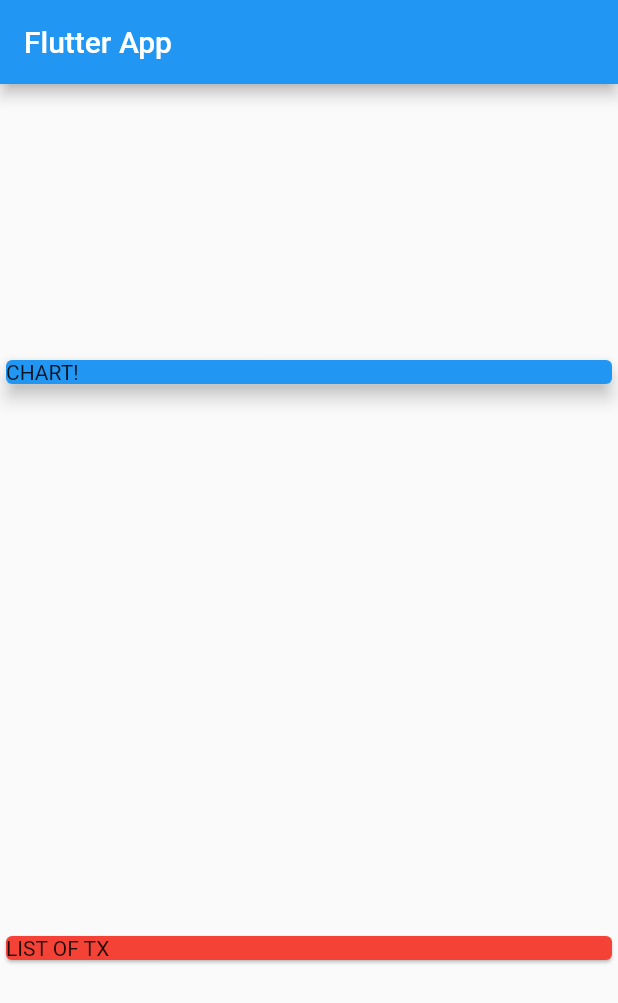
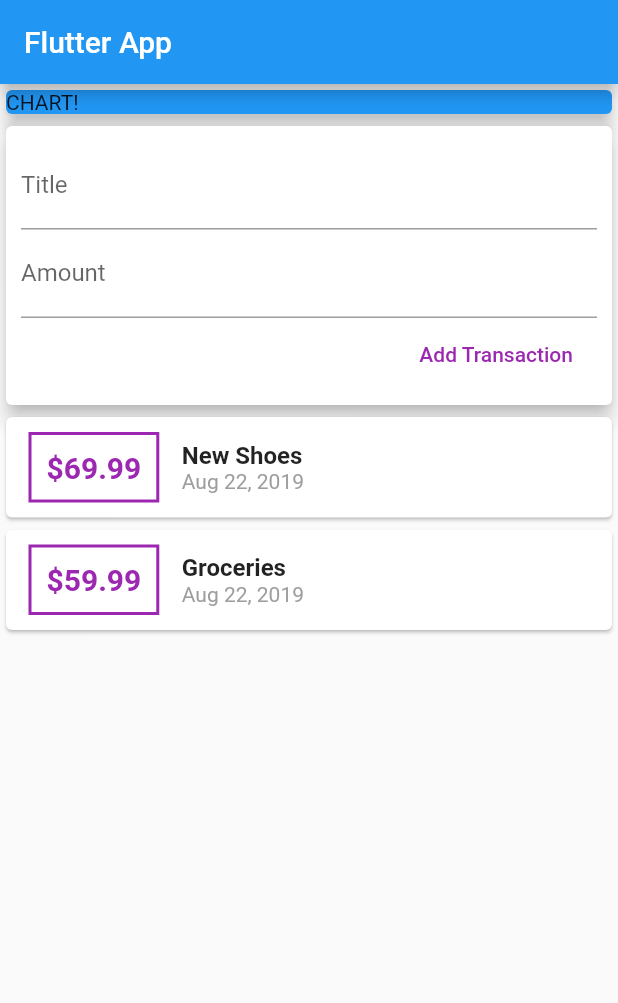
Before and after one commit to agrconsulting/flutter-expense-tracker, a Flutter app: the screen it shows after launch, on a phone screen of 412 x 824 dp. Shown: the top 1003 px of the screen. Run offline on Flutter 3.47's test engine with Material 2 defaults, Android fonts, the phone set to English and light mode, and no system bars.

Commit message:
code update

```diff
--- a/lib/main.dart
+++ b/lib/main.dart
@@ -1,4 +1,5 @@
 import 'package:flutter/material.dart';
+import 'package:intl/intl.dart';
 
 import './transaction.dart';
 
@@ -30,6 +31,11 @@ class MyHomePage extends StatelessWidget {
     ),
   ];
 
+  // String titleInput;
+  // String amountInput;
+  final titleController = TextEditingController();
+  final amountController = TextEditingController();
+
   @override
   Widget build(BuildContext context) {
     return Scaffold(
@@ -37,7 +43,7 @@ class MyHomePage extends StatelessWidget {
         title: Text('Flutter App'),
       ),
       body: Column(
-        mainAxisAlignment: MainAxisAlignment.spaceAround,
+        // mainAxisAlignment: MainAxisAlignment.start,
         crossAxisAlignment: CrossAxisAlignment.stretch,
         children: <Widget>[
           Container(
@@ -49,8 +55,83 @@ class MyHomePage extends StatelessWidget {
             ),
           ),
           Card(
-            color: Colors.red,
-            child: Text('LIST OF TX'),
+            elevation: 5,
+            child: Container(
+              padding: EdgeInsets.all(10),
+              child: Column(
+                crossAxisAlignment: CrossAxisAlignment.end,
+                children: <Widget>[
+                  TextField(
+                    decoration: InputDecoration(labelText: 'Title'),
+                    controller: titleController,
+                    //onChanged: (val) {
+                    //  titleInput = val;
+                    // },
+                  ),
+                  TextField(
+                    decoration: InputDecoration(labelText: 'Amount'),
+                    controller: amountController,
+                    // onChanged: (val) => amountInput = val,
+                  ),
+                  FlatButton(
+                    child: Text('Add Transaction'),
+                    textColor: Colors.purple,
+                    onPressed: () {
+                      print(titleController.text);
+                    },
+                  ),
+                ],
+              ),
+            ),
+          ),
+          Column(
+            children: transactions.map((tx) {
+              return Card(
+                child: Row(
+                  children: <Widget>[
+                    Container(
+                      margin: EdgeInsets.symmetric(
+                        vertical: 10,
+                        horizontal: 15,
+                      ),
+                      decoration: BoxDecoration(
+                        border: Border.all(
+                          color: Colors.purple,
+                          width: 2,
+                        ),
+                      ),
+                      padding: EdgeInsets.all(10),
+                      child: Text(
+                        '\$${tx.amount}',
+                        style: TextStyle(
+                          fontWeight: FontWeight.bold,
+                          fontSize: 20,
+                          color: Colors.purple,
+                        ),
+                      ),
+                    ),
+                    Column(
+                      crossAxisAlignment: CrossAxisAlignment.start,
+                      children: <Widget>[
+                        Text(
+                          tx.title,
+                          style: TextStyle(
+                            fontSize: 16,
+                            fontWeight: FontWeight.bold,
+                          ),
+                        ),
+                        Text(
+                          DateFormat.yMMMd().format(tx.date),
+                          style: TextStyle(
+                            color: Colors.grey,
+                          ),
+                        ),
+                      ],
+                    ),
+                  ],
+                ),
+              );
+            }).toList(),
           ),
         ],
       ),
--- a/pubspec.yaml
+++ b/pubspec.yaml
@@ -19,6 +19,7 @@ environment:
 dependencies:
   flutter:
     sdk: flutter
+  intl: ^0.15.8
 
   # The following adds the Cupertino Icons font to your application.
   # Use with the CupertinoIcons class for iOS style icons.
```
Also changed, not shown: pubspec.lock.
